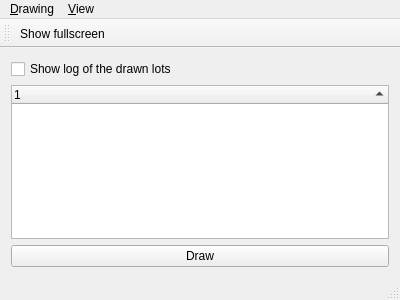
The window that gui/drawingview.ui (Soerboe/Urim) describes before a commit, drawn with Qt 5.
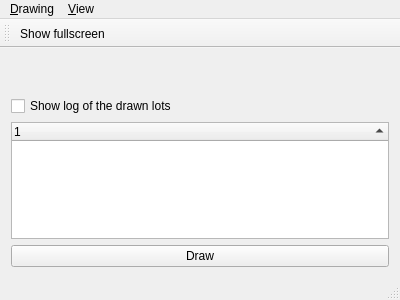
The same window after the commit.

What changed in the file:
```diff
--- a/gui/drawingview.ui
+++ b/gui/drawingview.ui
@@ -12,6 +12,18 @@
   </property>
   <widget class="QWidget" name="centralWidget">
    <layout class="QVBoxLayout" name="verticalLayout_2">
+    <item>
+     <widget class="QLabel" name="drawingNameView">
+      <property name="font">
+       <font>
+        <pointsize>20</pointsize>
+       </font>
+      </property>
+      <property name="text">
+       <string/>
+      </property>
+     </widget>
+    </item>
     <item>
      <layout class="QVBoxLayout" name="verticalLayout">
       <item>
```
Left out of the diff: 18 changed lines with no effect on the pictures.
